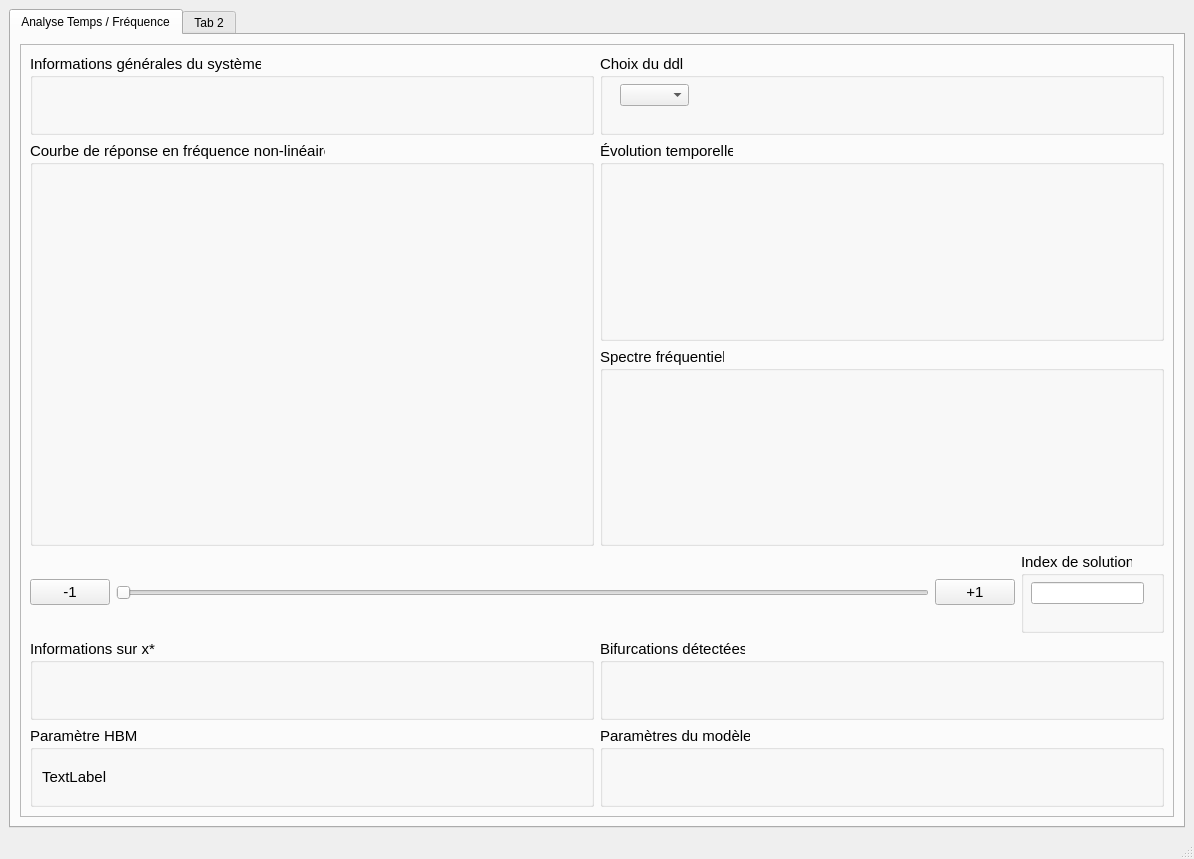
Above: MainUI.ui from dy-dx-1/LAVA before the change. Below: the same form after it.
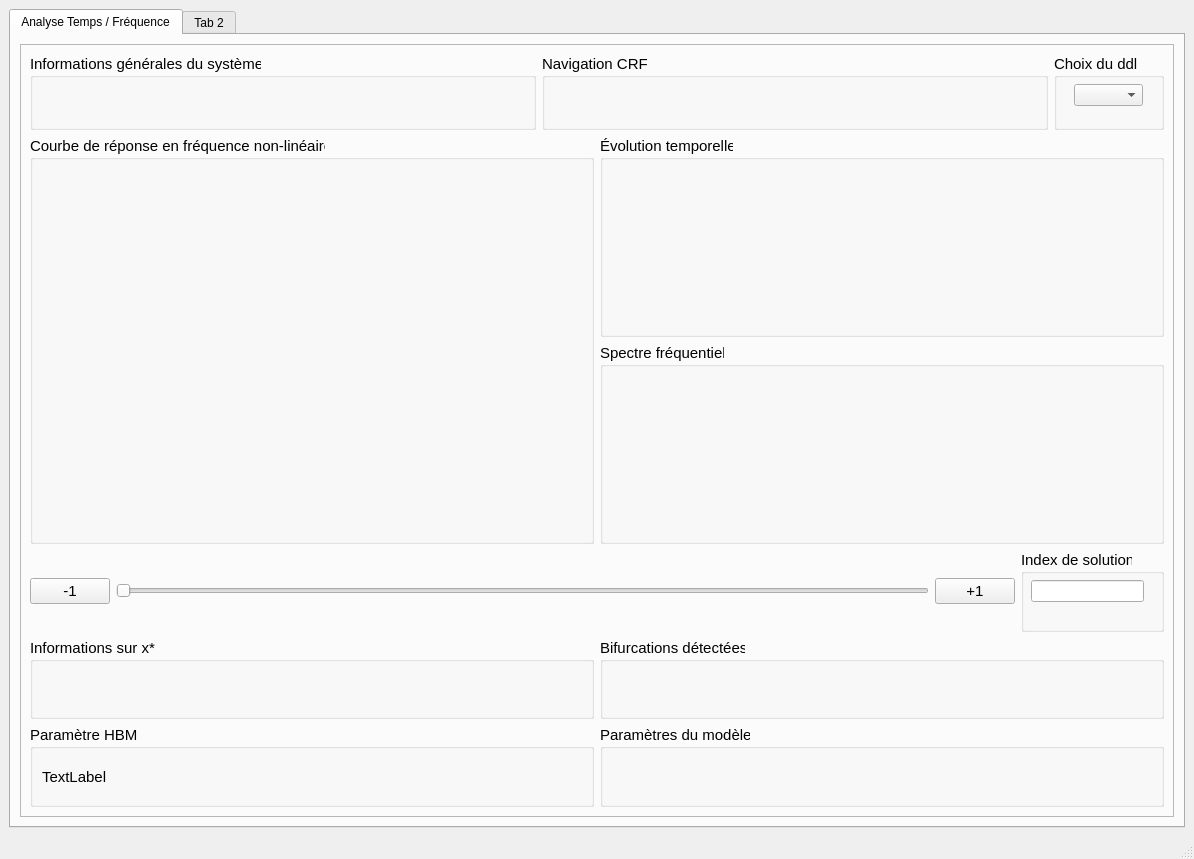
That is the form after the change. Icons and pictures are not drawn.

Commit message: implemented nav bar (proper size)

The edit to the form file:
```diff
--- a/MainUI.ui
+++ b/MainUI.ui
@@ -80,26 +80,54 @@
               <layout class="QHBoxLayout" name="layout_infos_choix">
                <item>
                 <widget class="QGroupBox" name="gb_infos_sys">
+                 <property name="minimumSize">
+                  <size>
+                   <width>0</width>
+                   <height>76</height>
+                  </size>
+                 </property>
+                 <property name="maximumSize">
+                  <size>
+                   <width>16777215</width>
+                   <height>16777215</height>
+                  </size>
+                 </property>
                  <property name="title">
                   <string>Informations générales du système</string>
                  </property>
-                 <widget class="QLabel" name="label_infos_sys">
-                  <property name="geometry">
-                   <rect>
-                    <x>30</x>
-                    <y>40</y>
-                    <width>491</width>
-                    <height>21</height>
-                   </rect>
-                  </property>
-                  <property name="text">
-                   <string/>
-                  </property>
-                 </widget>
+                 <layout class="QVBoxLayout" name="verticalLayout_3">
+                  <item>
+                   <widget class="QLabel" name="label_infos_sys">
+                    <property name="text">
+                     <string/>
+                    </property>
+                   </widget>
+                  </item>
+                 </layout>
+                </widget>
+               </item>
+               <item>
+                <widget class="QGroupBox" name="gb_toolbar">
+                 <property name="title">
+                  <string>Navigation CRF</string>
+                 </property>
+                 <layout class="QVBoxLayout" name="layout_toolbar"/>
                 </widget>
                </item>
                <item>
                 <widget class="QGroupBox" name="gb_chx_ddl">
+                 <property name="minimumSize">
+                  <size>
+                   <width>110</width>
+                   <height>76</height>
+                  </size>
+                 </property>
+                 <property name="maximumSize">
+                  <size>
+                   <width>110</width>
+                   <height>76</height>
+                  </size>
+                 </property>
                  <property name="title">
                   <string>Choix du ddl</string>
                  </property>
@@ -212,6 +240,12 @@
                </item>
                <item>
                 <widget class="QGroupBox" name="gb_idx_sol">
+                 <property name="minimumSize">
+                  <size>
+                   <width>0</width>
+                   <height>76</height>
+                  </size>
+                 </property>
                  <property name="title">
                   <string>Index de solution</string>
                  </property>
```
The commit also changes 2 other files.
